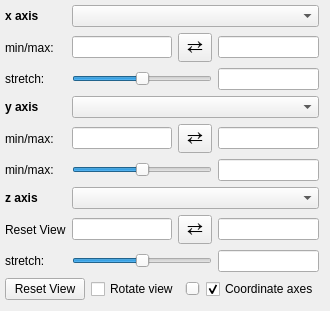
glue-viz/glue-vispy-viewers, file glue_vispy_viewers/common/viewer_options.ui: the form before one commit.
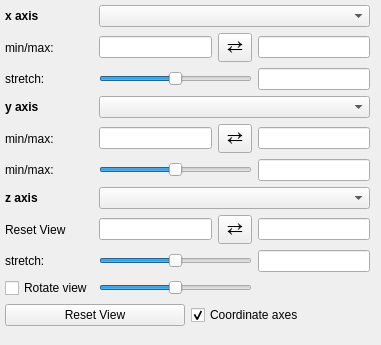
The form after the commit.

Commit message: put the slider bar in a proper place

Patch:
```diff
--- a/glue_vispy_viewers/common/viewer_options.ui
+++ b/glue_vispy_viewers/common/viewer_options.ui
@@ -6,8 +6,8 @@
    <rect>
     <x>0</x>
     <y>0</y>
-    <width>254</width>
-    <height>279</height>
+    <width>381</width>
+    <height>345</height>
    </rect>
   </property>
   <property name="windowTitle">
@@ -242,7 +242,7 @@
      </property>
     </widget>
    </item>
-   <item row="10" column="2" colspan="4">
+   <item row="11" column="2" colspan="4">
     <layout class="QHBoxLayout" name="horizontalLayout">
      <item>
       <widget class="QPushButton" name="reset_button">
@@ -251,32 +251,6 @@
        </property>
       </widget>
      </item>
-     <item>
-      <widget class="QCheckBox" name="checkbox_rotate">
-       <property name="text">
-        <string>Rotate view</string>
-       </property>
-      </widget>
-     </item>
-     <item>
-      <widget class="QSlider" name="slider_rotate">
-       <property name="minimum">
-        <number>-10000</number>
-       </property>
-       <property name="maximum">
-        <number>10000</number>
-       </property>
-       <property name="singleStep">
-        <number>0</number>
-       </property>
-       <property name="value">
-        <number>0</number>
-       </property>
-       <property name="orientation">
-        <enum>Qt::Horizontal</enum>
-       </property>
-      </widget>
-     </item>
      <item>
       <widget class="QCheckBox" name="checkbox_axes">
        <property name="text">
@@ -289,6 +263,32 @@
      </item>
     </layout>
    </item>
+   <item row="10" column="2">
+    <widget class="QCheckBox" name="checkbox_rotate">
+     <property name="text">
+      <string>Rotate view</string>
+     </property>
+    </widget>
+   </item>
+   <item row="10" column="3" colspan="2">
+    <widget class="QSlider" name="slider_rotate">
+     <property name="minimum">
+      <number>-10000</number>
+     </property>
+     <property name="maximum">
+      <number>10000</number>
+     </property>
+     <property name="singleStep">
+      <number>0</number>
+     </property>
+     <property name="value">
+      <number>0</number>
+     </property>
+     <property name="orientation">
+      <enum>Qt::Horizontal</enum>
+     </property>
+    </widget>
+   </item>
   </layout>
  </widget>
  <layoutdefault spacing="6" margin="11"/>
```
